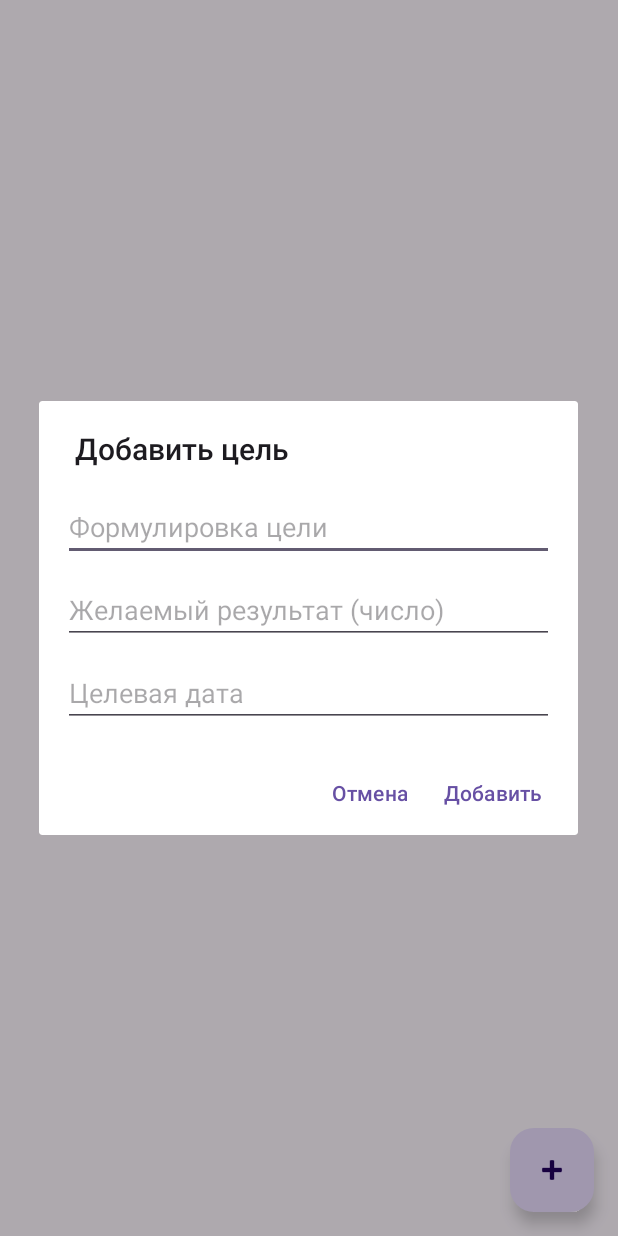
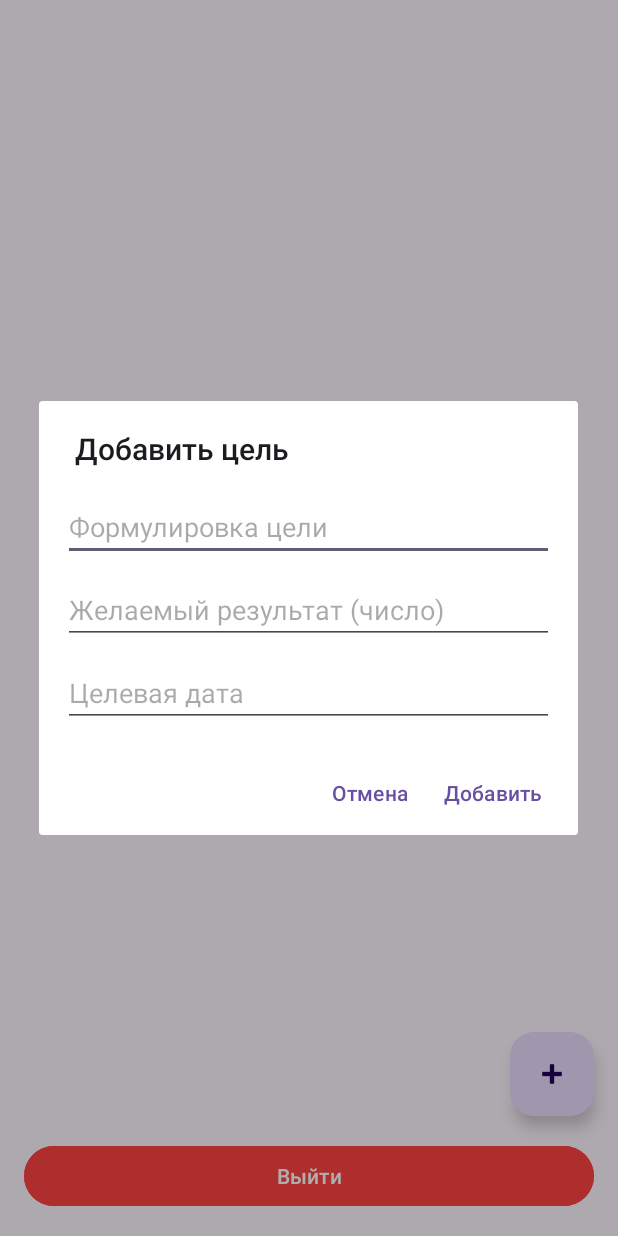
Before and after one commit to MofbeG/SupabaseTodoApp, an Android app: the MainActivity screen opened directly, with no data from a screen before it, after a tap on "Добавить цель", on a phone screen of 412 x 824 dp. Run offline under Robolectric (Android 15) with nearby library versions, the phone set to English and light mode, and no system bars; 1 statement that could not run was skipped.

Commit message:
Добавлена кнопка выхода из аккаунта

```diff
--- a/app/src/main/java/com/sigma/supabasetodoapp/MainActivity.java
+++ b/app/src/main/java/com/sigma/supabasetodoapp/MainActivity.java
@@ -10,13 +10,9 @@ import android.view.View;
 import android.widget.EditText;
 import android.widget.Toast;
 
-import androidx.activity.EdgeToEdge;
 import androidx.annotation.Nullable;
 import androidx.appcompat.app.AlertDialog;
 import androidx.appcompat.app.AppCompatActivity;
-import androidx.core.graphics.Insets;
-import androidx.core.view.ViewCompat;
-import androidx.core.view.WindowInsetsCompat;
 import androidx.recyclerview.widget.LinearLayoutManager;
 import androidx.recyclerview.widget.RecyclerView;
 
@@ -81,6 +77,8 @@ public class MainActivity extends AppCompatActivity {
         });
 
         findViewById(R.id.fabAdd).setOnClickListener(v -> showAddDialog());
+
+        findViewById(R.id.btnLogout).setOnClickListener(v -> logout());
 
         executor = Executors.newSingleThreadExecutor();
         mainHandler = new Handler(Looper.getMainLooper());
@@ -508,4 +506,11 @@ public class MainActivity extends AppCompatActivity {
         br.close();
         return sb.toString();
     }
+
+    private void logout() {
+        prefs.edit().clear().apply();
+        startActivity(new Intent(this, LoginActivity.class));
+        finish();
+    }
+
 }
--- a/app/src/main/res/layout/activity_main.xml
+++ b/app/src/main/res/layout/activity_main.xml
@@ -12,8 +12,8 @@
         android:layout_width="0dp"
         android:layout_height="0dp"
         app:layout_constraintTop_toTopOf="parent"
-        app:layout_constraintBottom_toBottomOf="parent"
         app:layout_constraintStart_toStartOf="parent"
+        app:layout_constraintBottom_toTopOf="@+id/btnLogout"
         app:layout_constraintEnd_toEndOf="parent"/>
 
 
@@ -23,8 +23,19 @@
         android:layout_height="wrap_content"
         android:contentDescription="Добавить цель"
         app:srcCompat="@android:drawable/ic_input_add"
-        app:layout_constraintBottom_toBottomOf="parent"
+        app:layout_constraintBottom_toTopOf="@+id/btnLogout"
         app:layout_constraintEnd_toEndOf="parent"
         android:layout_margin="16dp"/>
 
+    <Button
+        android:id="@+id/btnLogout"
+        android:layout_width="0dp"
+        android:layout_height="wrap_content"
+        android:text="Выйти"
+        android:backgroundTint="@android:color/holo_red_light"
+        android:layout_margin="16dp"
+        app:layout_constraintBottom_toBottomOf="parent"
+        app:layout_constraintStart_toStartOf="parent"
+        app:layout_constraintEnd_toEndOf="parent"/>
+
 </androidx.constraintlayout.widget.ConstraintLayout>
```
